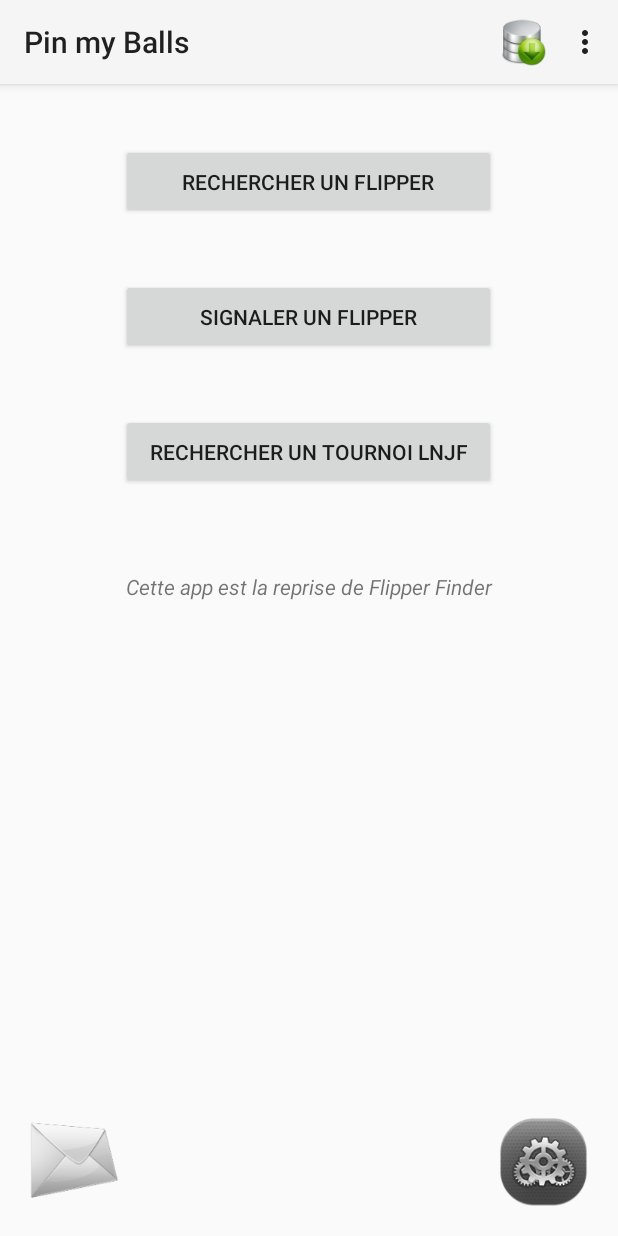
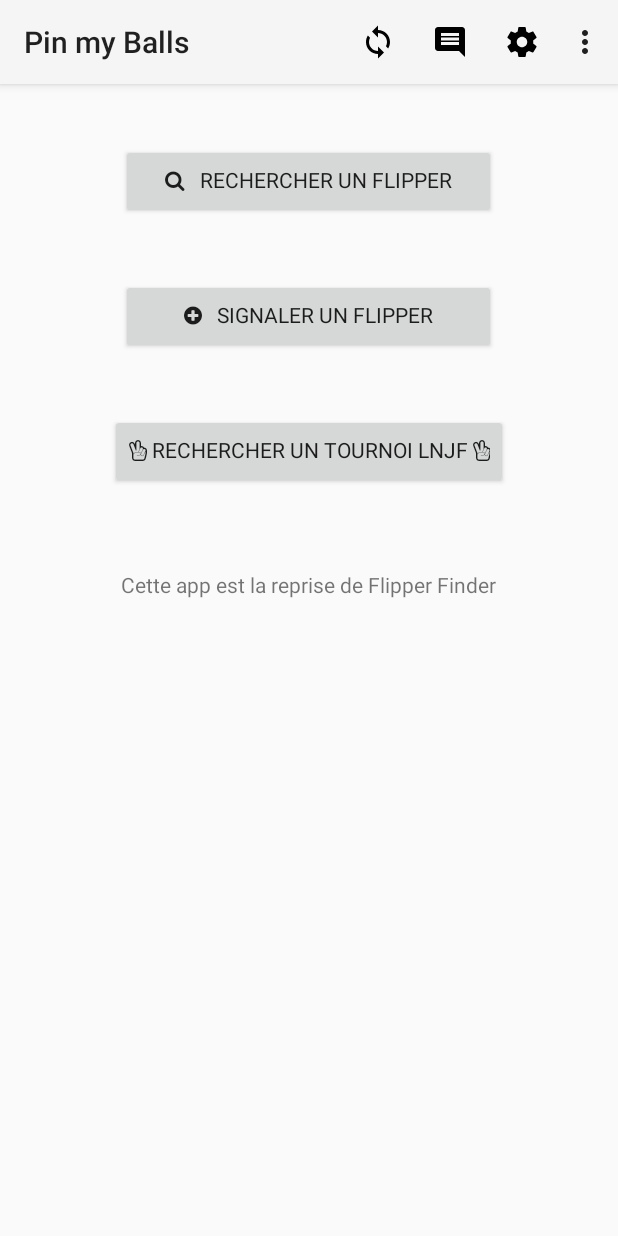
Before and after one commit to e5ky0/FlipperFinderApp, an Android app: the screen it shows after launch (MainActivity), on a phone screen of 412 x 824 dp. Run offline under Robolectric (Android 15) with nearby library versions, the phone set to English and light mode, and no system bars; libraries missing offline, so code that uses them is left out: com.parse; 1 statement that could not run was skipped.

Commit message:
New Toolbar with icons and return button
for a modern feel

```diff
--- a/app/src/main/java/com/pinmyballs/PageListeCommentaire.java
+++ b/app/src/main/java/com/pinmyballs/PageListeCommentaire.java
@@ -26,6 +26,8 @@
 		setContentView(R.layout.activity_liste_commentaire);
 		mActionBar = getSupportActionBar();
 		mActionBar.setTitle(R.string.headerCommentaire);
+		mActionBar.setHomeButtonEnabled(true);
+		mActionBar.setDisplayHomeAsUpEnabled(true);
 
 		listeCommentaireView = (ListView) findViewById(R.id.listeCommentairesRecents);
 
--- a/app/src/main/java/com/pinmyballs/PageSignalement.java
+++ b/app/src/main/java/com/pinmyballs/PageSignalement.java
@@ -49,6 +49,8 @@
 		// Affichage du header
 		mActionbar = getSupportActionBar();
 		mActionbar.setTitle(R.string.headerSignalement);
+		mActionbar.setHomeButtonEnabled(true);
+		mActionbar.setDisplayHomeAsUpEnabled(true);
 
 		adresseUtilisateurTV = (EditText)findViewById(R.id.champAdresseLocalisation);
 		champNomEnseigne = (EditText)findViewById(R.id.champNomEnseigne);
--- a/app/src/main/java/com/pinmyballs/PageSignalementNew.java
+++ b/app/src/main/java/com/pinmyballs/PageSignalementNew.java
@@ -88,6 +88,8 @@
         // Affichage du header
         mActionbar = getSupportActionBar();
         mActionbar.setTitle(R.string.headerSignalement);
+        mActionbar.setHomeButtonEnabled(true);
+        mActionbar.setDisplayHomeAsUpEnabled(true);
         updateBottomBar();
         localiseTelephone();
     }
--- /dev/null
+++ b/app/src/main/res/drawable/ic_bug_report_black_24dp.xml
@@ -0,0 +1,9 @@
+<vector xmlns:android="http://schemas.android.com/apk/res/android"
+        android:width="24dp"
+        android:height="24dp"
+        android:viewportWidth="24.0"
+        android:viewportHeight="24.0">
+    <path
+        android:fillColor="#FF000000"
+        android:pathData="M20,8h-2.81c-0.45,-0.78 -1.07,-1.45 -1.82,-1.96L17,4.41 15.59,3l-2.17,2.17C12.96,5.06 12.49,5 12,5c-0.49,0 -0.96,0.06 -1.41,0.17L8.41,3 7,4.41l1.62,1.63C7.88,6.55 7.26,7.22 6.81,8L4,8v2h2.09c-0.05,0.33 -0.09,0.66 -0.09,1v1L4,12v2h2v1c0,0.34 0.04,0.67 0.09,1L4,16v2h2.81c1.04,1.79 2.97,3 5.19,3s4.15,-1.21 5.19,-3L20,18v-2h-2.09c0.05,-0.33 0.09,-0.66 0.09,-1v-1h2v-2h-2v-1c0,-0.34 -0.04,-0.67 -0.09,-1L20,10L20,8zM14,16h-4v-2h4v2zM14,12h-4v-2h4v2z"/>
+</vector>
--- /dev/null
+++ b/app/src/main/res/drawable/ic_comment_black_24dp.xml
@@ -0,0 +1,9 @@
+<vector xmlns:android="http://schemas.android.com/apk/res/android"
+        android:width="24dp"
+        android:height="24dp"
+        android:viewportWidth="24.0"
+        android:viewportHeight="24.0">
+    <path
+        android:fillColor="#FF000000"
+        android:pathData="M21.99,4c0,-1.1 -0.89,-2 -1.99,-2L4,2c-1.1,0 -2,0.9 -2,2v12c0,1.1 0.9,2 2,2h14l4,4 -0.01,-18zM18,14L6,14v-2h12v2zM18,11L6,11L6,9h12v2zM18,8L6,8L6,6h12v2z"/>
+</vector>
--- /dev/null
+++ b/app/src/main/res/drawable/ic_email_black_24dp.xml
@@ -0,0 +1,9 @@
+<vector xmlns:android="http://schemas.android.com/apk/res/android"
+        android:width="24dp"
+        android:height="24dp"
+        android:viewportWidth="24.0"
+        android:viewportHeight="24.0">
+    <path
+        android:fillColor="#FF000000"
+        android:pathData="M20,4L4,4c-1.1,0 -1.99,0.9 -1.99,2L2,18c0,1.1 0.9,2 2,2h16c1.1,0 2,-0.9 2,-2L22,6c0,-1.1 -0.9,-2 -2,-2zM20,8l-8,5 -8,-5L4,6l8,5 8,-5v2z"/>
+</vector>
--- /dev/null
+++ b/app/src/main/res/drawable/ic_settings_black_24dp.xml
@@ -0,0 +1,9 @@
+<vector xmlns:android="http://schemas.android.com/apk/res/android"
+        android:width="24dp"
+        android:height="24dp"
+        android:viewportWidth="24.0"
+        android:viewportHeight="24.0">
+    <path
+        android:fillColor="#FF000000"
+        android:pathData="M19.43,12.98c0.04,-0.32 0.07,-0.64 0.07,-0.98s-0.03,-0.66 -0.07,-0.98l2.11,-1.65c0.19,-0.15 0.24,-0.42 0.12,-0.64l-2,-3.46c-0.12,-0.22 -0.39,-0.3 -0.61,-0.22l-2.49,1c-0.52,-0.4 -1.08,-0.73 -1.69,-0.98l-0.38,-2.65C14.46,2.18 14.25,2 14,2h-4c-0.25,0 -0.46,0.18 -0.49,0.42l-0.38,2.65c-0.61,0.25 -1.17,0.59 -1.69,0.98l-2.49,-1c-0.23,-0.09 -0.49,0 -0.61,0.22l-2,3.46c-0.13,0.22 -0.07,0.49 0.12,0.64l2.11,1.65c-0.04,0.32 -0.07,0.65 -0.07,0.98s0.03,0.66 0.07,0.98l-2.11,1.65c-0.19,0.15 -0.24,0.42 -0.12,0.64l2,3.46c0.12,0.22 0.39,0.3 0.61,0.22l2.49,-1c0.52,0.4 1.08,0.73 1.69,0.98l0.38,2.65c0.03,0.24 0.24,0.42 0.49,0.42h4c0.25,0 0.46,-0.18 0.49,-0.42l0.38,-2.65c0.61,-0.25 1.17,-0.59 1.69,-0.98l2.49,1c0.23,0.09 0.49,0 0.61,-0.22l2,-3.46c0.12,-0.22 0.07,-0.49 -0.12,-0.64l-2.11,-1.65zM12,15.5c-1.93,0 -3.5,-1.57 -3.5,-3.5s1.57,-3.5 3.5,-3.5 3.5,1.57 3.5,3.5 -1.57,3.5 -3.5,3.5z"/>
+</vector>
--- /dev/null
+++ b/app/src/main/res/drawable/ic_sync_black_24dp.xml
@@ -0,0 +1,9 @@
+<vector xmlns:android="http://schemas.android.com/apk/res/android"
+        android:width="24dp"
+        android:height="24dp"
+        android:viewportWidth="24.0"
+        android:viewportHeight="24.0">
+    <path
+        android:fillColor="#FF000000"
+        android:pathData="M12,4L12,1L8,5l4,4L12,6c3.31,0 6,2.69 6,6 0,1.01 -0.25,1.97 -0.7,2.8l1.46,1.46C19.54,15.03 20,13.57 20,12c0,-4.42 -3.58,-8 -8,-8zM12,18c-3.31,0 -6,-2.69 -6,-6 0,-1.01 0.25,-1.97 0.7,-2.8L5.24,7.74C4.46,8.97 4,10.43 4,12c0,4.42 3.58,8 8,8v3l4,-4 -4,-4v3z"/>
+</vector>
--- a/app/src/main/res/layout/activity_main.xml
+++ b/app/src/main/res/layout/activity_main.xml
@@ -2,7 +2,8 @@
 <RelativeLayout xmlns:android="http://schemas.android.com/apk/res/android"
     android:layout_width="fill_parent"
     android:layout_height="fill_parent"
-    android:orientation="vertical" >
+    android:orientation="vertical"
+    android:id="@+id/mainactivitylayout">
 
     <!--
     <include layout="@layout/header_main"/>
@@ -37,7 +38,7 @@
         android:layout_marginTop="40dp"
         android:minWidth="250dp"
         android:minHeight="50dp"
-        android:text="@string/BoutonAccueilRechercher"
+        android:text="@string/fa_icon_search"
         android:layout_centerHorizontal="true"/>
 
     <Button
@@ -49,7 +50,7 @@
         android:minHeight="50dp"
         android:layout_centerHorizontal="true"
         android:layout_below="@id/boutonMenuRechercher"
-        android:text="@string/BoutonAccueilSignaler"/>
+        android:text="@string/fa_icon_new"/>
 
     <Button
         android:id="@+id/boutonMenuTournoi"
@@ -60,7 +61,7 @@
         android:minHeight="50dp"
         android:layout_centerHorizontal="true"
         android:layout_below="@id/boutonMenuSignaler"
-        android:text="@string/BoutonAccueilTournoi"/>
+        android:text="@string/fa_icon_cup"/>
 
     <TextView
         android:id="@+id/InfoApp"
@@ -76,7 +77,7 @@
         android:text="@string/info"
         android:textStyle="italic" />
 
-    <ImageView
+    <!--<ImageView
         android:id="@+id/imageEnveloppe"
         android:layout_width="wrap_content"
         android:layout_height="wrap_content"
@@ -97,5 +98,5 @@
         android:layout_marginRight="20dp"
         android:contentDescription="Préférences"
         android:src="@drawable/custom_settings" />
-
+-->
 </RelativeLayout>
--- a/app/src/main/res/menu/activity_main.xml
+++ b/app/src/main/res/menu/activity_main.xml
@@ -1,10 +1,40 @@
 <menu xmlns:android="http://schemas.android.com/apk/res/android"
-      xmlns:fafsapp="http://schemas.android.com/apk/res-auto">
-    <item android:id="@+id/action_update"
-          android:icon="@drawable/ic_tab_maj_db"
-          android:title="Mise à jour de la base de flipper"
-          fafsapp:showAsAction="always"  />
-    <item android:id="@+id/action_viewComment"
-          android:title="Liste des derniers commentaires"
-          fafsapp:showAsAction="never"  />
+      xmlns:pinmyballs="http://schemas.android.com/apk/res-auto">
+
+    <item
+        android:id="@+id/action_update"
+        android:icon="@drawable/ic_sync_black_24dp"
+        android:title="Mise à jour"
+        android:titleCondensed="Sync"
+        pinmyballs:showAsAction="always|withText" />
+
+    <item
+        android:id="@+id/action_viewComment"
+        android:icon="@drawable/ic_comment_black_24dp"
+        android:title="News"
+        android:titleCondensed="News"
+        pinmyballs:showAsAction="always|withText" />
+
+    <item
+        android:id="@+id/action_preferences"
+        android:icon="@drawable/ic_settings_black_24dp"
+        android:title="Préférences"
+        android:titleCondensed="Pref"
+        pinmyballs:showAsAction="always|withText" />
+
+    <item
+        android:id="@+id/action_mail"
+        android:icon="@drawable/ic_email_black_24dp"
+        android:title="Commentaire sur l'app"
+        android:titleCondensed="Avis"
+        pinmyballs:showAsAction="ifRoom" />
+
+    <item
+        android:id="@+id/action_bugreport"
+        android:icon="@drawable/ic_bug_report_black_24dp"
+        android:title="Signaler un bug"
+        android:titleCondensed="Bug"
+        pinmyballs:showAsAction="ifRoom" />
+
+
 </menu>
```
Also changed, not shown: app/src/main/java/com/pinmyballs/MainActivity.java (+52 -14 lines), app/src/main/java/com/pinmyballs/PagePreferences.java (+3 -4 lines).
